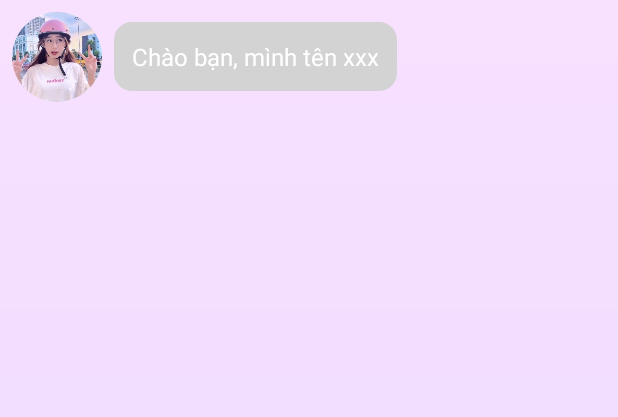
After one commit to truongcoder1/AmourSwip, an Android app: the layout item_message_received.xml on its own in the app's theme, with its tools: preview values and no code run, on a phone screen of 412 x 824 dp. The commit adds this screen. Shown: the top 417 px of the screen. Run offline under Robolectric (Android 15) with nearby library versions, the phone set to English and light mode, and no system bars.

Commit message:
background

```diff
--- a/app/src/main/java/vn/edu/tlu/cse/amourswip/MainActivity.java
+++ b/app/src/main/java/vn/edu/tlu/cse/amourswip/MainActivity.java
@@ -11,6 +11,6 @@ public class MainActivity extends AppCompatActivity {
     protected void onCreate(Bundle savedInstanceState) {
         super.onCreate(savedInstanceState);
         EdgeToEdge.enable(this);
-        setContentView(R.layout.activity_chat);
+        setContentView(R.layout.item_message_sent);
     }
 }
--- /dev/null
+++ b/app/src/main/res/drawable/received_message_background.xml
@@ -0,0 +1,9 @@
+<?xml version="1.0" encoding="utf-8"?>
+<shape xmlns:android="http://schemas.android.com/apk/res/android">
+    <solid android:color="#D3D3D3" /> <!-- Màu xám nhạt -->
+    <corners
+        android:bottomLeftRadius="12dp"
+        android:bottomRightRadius="12dp"
+        android:topLeftRadius="12dp"
+        android:topRightRadius="12dp" /> <!-- Bo góc -->
+</shape>
--- /dev/null
+++ b/app/src/main/res/layout/item_message_received.xml
@@ -0,0 +1,39 @@
+<?xml version="1.0" encoding="utf-8"?>
+<LinearLayout xmlns:android="http://schemas.android.com/apk/res/android"
+    android:layout_width="match_parent"
+    android:layout_height="wrap_content"
+    android:gravity="start"
+    android:orientation="horizontal"
+    android:padding="8dp">
+
+    <LinearLayout
+        android:layout_width="wrap_content"
+        android:layout_height="wrap_content"
+        android:gravity="center_vertical"
+        android:orientation="horizontal">
+
+        <!-- Hình ảnh tin nhắn -->
+        <ImageView
+            android:id="@+id/message_image"
+            android:layout_width="60dp"
+            android:layout_height="60dp"
+            android:layout_marginEnd="8dp"
+            android:background="@drawable/circle_background"
+            android:clipToOutline="true"
+            android:outlineProvider="background"
+            android:scaleType="centerCrop"
+            android:src="@drawable/gai1"
+            android:visibility="visible" />
+
+        <!-- Tin nhắn nhận (bên trái) -->
+        <TextView
+            android:id="@+id/message_text"
+            android:layout_width="wrap_content"
+            android:layout_height="wrap_content"
+            android:background="@drawable/received_message_background"
+            android:padding="12dp"
+            android:text="Chào bạn, mình tên xxx"
+            android:textColor="@android:color/white"
+            android:textSize="16sp" />
+    </LinearLayout>
+</LinearLayout>
```
Also changed, not shown: app/src/main/res/drawable/sent_message_background.xml (added, +9 -0 lines), app/src/main/res/layout/item_message_sent.xml (added, +39 -0 lines), app/src/main/res/drawable/gai2.png (added).
